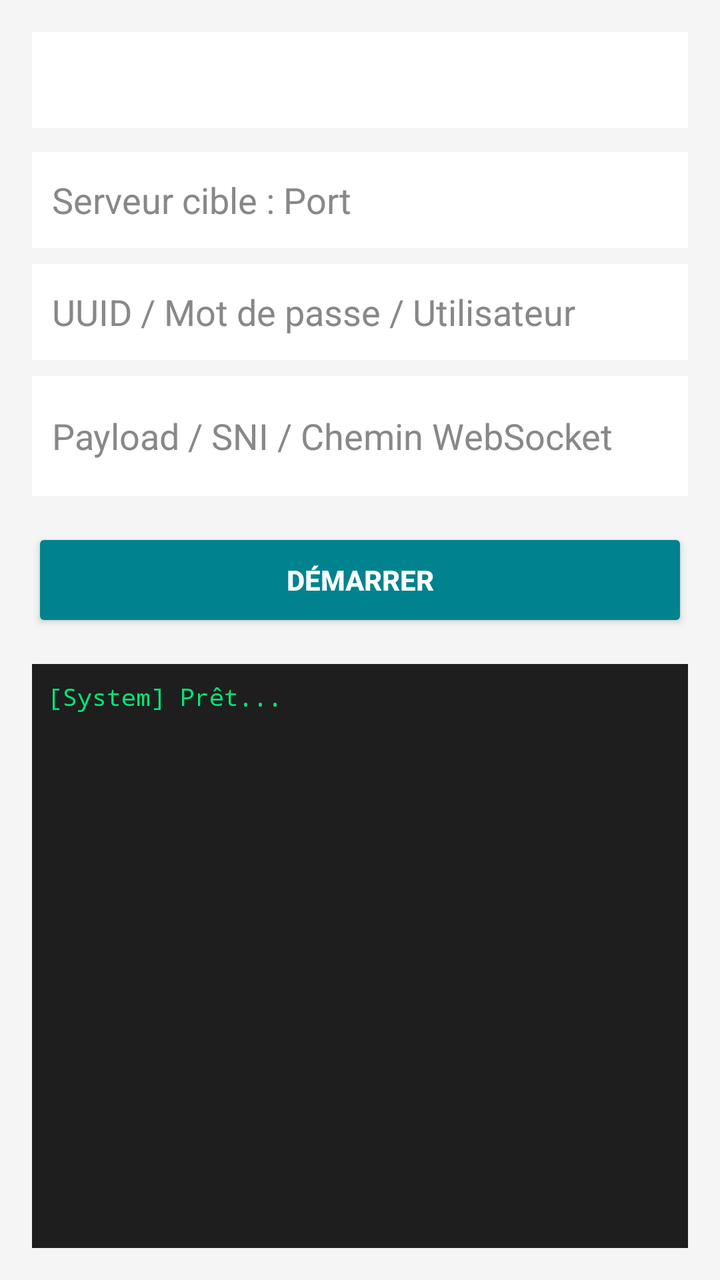
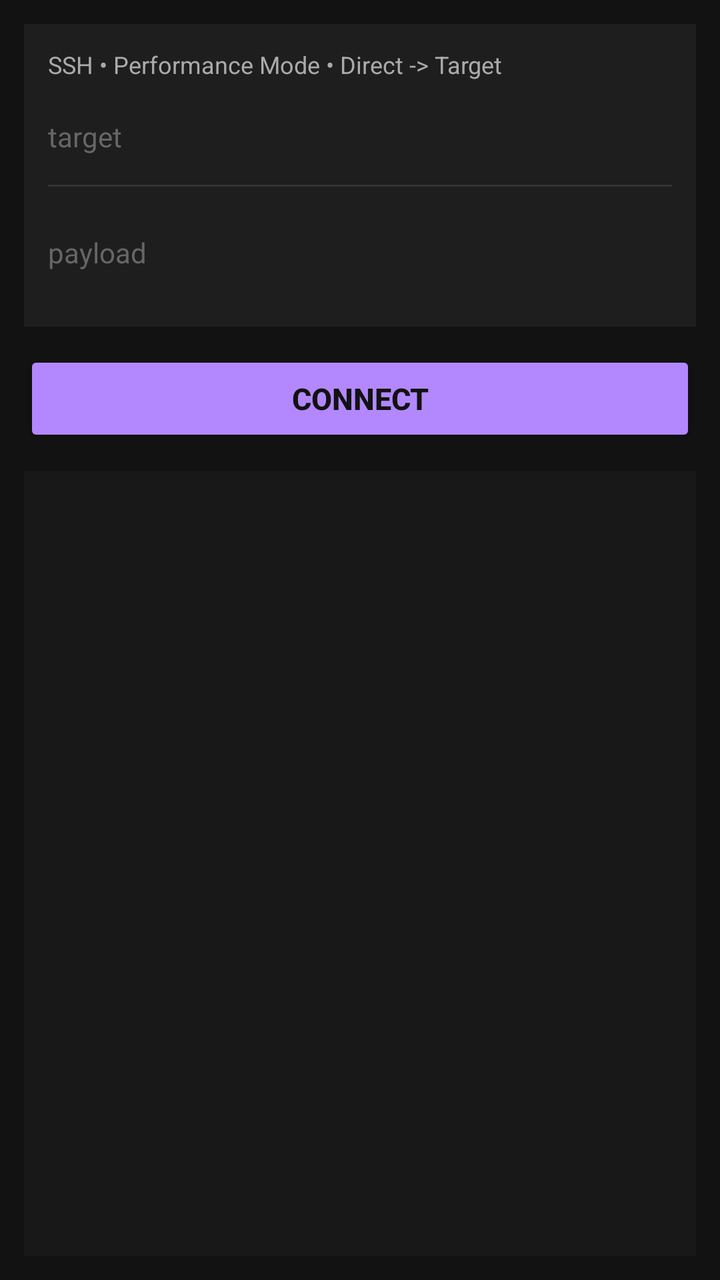

Before-and-after screenshots of an Android layout around one commit, followed by the original layout XML and the change that was made.
<!-- AndroidManifest.xml: application theme Theme.GsmBypassPro.Light -->
<!-- res/layout/activity_main.xml -->
<?xml version="1.0" encoding="utf-8"?>
<LinearLayout xmlns:android="http://schemas.android.com/apk/res/android"
    android:layout_width="match_parent"
    android:layout_height="match_parent"
    android:orientation="vertical"
    android:padding="16dp"
    android:background="#F5F5F5">

    <Spinner
        android:id="@+id/spinnerProtocol"
        android:layout_width="match_parent"
        android:layout_height="48dp"
        android:background="#FFFFFF"
        android:layout_marginBottom="12dp" />

    <EditText
        android:id="@+id/etTargetServer"
        android:layout_width="match_parent"
        android:layout_height="48dp"
        android:background="#FFFFFF"
        android:hint="Serveur cible : Port"
        android:padding="10dp"
        android:textColor="#000000"
        android:textColorHint="#888888"
        android:layout_marginBottom="8dp" />

    <EditText
        android:id="@+id/etUuid"
        android:layout_width="match_parent"
        android:layout_height="48dp"
        android:background="#FFFFFF"
        android:hint="UUID / Mot de passe / Utilisateur"
        android:padding="10dp"
        android:textColor="#000000"
        android:textColorHint="#888888"
        android:layout_marginBottom="8dp" />

    <EditText
        android:id="@+id/etPayload"
        android:layout_width="match_parent"
        android:layout_height="60dp"
        android:background="#FFFFFF"
        android:hint="Payload / SNI / Chemin WebSocket"
        android:padding="10dp"
        android:textColor="#000000"
        android:textColorHint="#888888"
        android:layout_marginBottom="16dp" />

    <Button
        android:id="@+id/btnConnect"
        android:layout_width="match_parent"
        android:layout_height="52dp"
        android:backgroundTint="#00838F"
        android:text="Démarrer"
        android:textColor="#FFFFFF"
        android:textStyle="bold"
        android:layout_marginBottom="16dp" />

    <ScrollView
        android:layout_width="match_parent"
        android:layout_height="match_parent"
        android:background="#1E1E1E"
        android:padding="8dp">
        <TextView
            android:id="@+id/tvLogs"
            android:layout_width="match_parent"
            android:layout_height="wrap_content"
            android:text="[System] Prêt...\n"
            android:textColor="#00E676"
            android:textSize="12sp"
            android:fontFamily="monospace" />
    </ScrollView>

</LinearLayout>
<!-- resources referenced by this layout -->
<resources>
  <style name="Theme.GsmBypassPro.Light" parent="Theme.AppCompat.Light.DarkActionBar">
          <item name="colorPrimary">#00838F</item>
          <item name="colorPrimaryDark">#005B60</item>
          <item name="colorAccent">#00E676</item>
          <item name="android:windowBackground">#F5F5F5</item>
      </style>
</resources>

<!-- the commit's change to res/layout/activity_main.xml (unified diff, before → after) -->
@@ -3,71 +3,83 @@
     android:layout_width="match_parent"
     android:layout_height="match_parent"
     android:orientation="vertical"
-    android:padding="16dp"
-    android:background="#F5F5F5">
+    android:background="#121212"
+    android:padding="12dp">
 
-    <Spinner
-        android:id="@+id/spinnerProtocol"
+    
+    <LinearLayout
         android:layout_width="match_parent"
-        android:layout_height="48dp"
-        android:background="#FFFFFF"
-        android:layout_marginBottom="12dp" />
+        android:layout_height="wrap_content"
+        android:background="#1E1E1E"
+        android:orientation="vertical"
+        android:padding="12dp"
+        android:layout_marginBottom="12dp">
 
-    <EditText
-        android:id="@+id/etTargetServer"
-        android:layout_width="match_parent"
-        android:layout_height="48dp"
-        android:background="#FFFFFF"
-        android:hint="Serveur cible : Port"
-        android:padding="10dp"
-        android:textColor="#000000"
-        android:textColorHint="#888888"
-        android:layout_marginBottom="8dp" />
+        
+        <TextView
+            android:id="@+id/tvProtocolStatus"
+            android:layout_width="match_parent"
+            android:layout_height="wrap_content"
+            android:text="SSH • Performance Mode • Direct -> Target"
+            android:textColor="#AAAAAA"
+            android:textSize="12sp"
+            android:layout_marginBottom="8dp" />
 
-    <EditText
-        android:id="@+id/etUuid"
-        android:layout_width="match_parent"
-        android:layout_height="48dp"
-        android:background="#FFFFFF"
-        android:hint="UUID / Mot de passe / Utilisateur"
-        android:padding="10dp"
-        android:textColor="#000000"
-        android:textColorHint="#888888"
-        android:layout_marginBottom="8dp" />
+        
+        <EditText
+            android:id="@+id/etTargetServer"
+            android:layout_width="match_parent"
+            android:layout_height="40dp"
+            android:background="@android:color/transparent"
+            android:hint="target"
+            android:textColor="#FFFFFF"
+            android:textColorHint="#666666"
+            android:textSize="14sp"
+            android:layout_marginBottom="4dp" />
 
-    <EditText
-        android:id="@+id/etPayload"
-        android:layout_width="match_parent"
-        android:layout_height="60dp"
-        android:background="#FFFFFF"
-        android:hint="Payload / SNI / Chemin WebSocket"
-        android:padding="10dp"
-        android:textColor="#000000"
-        android:textColorHint="#888888"
-        android:layout_marginBottom="16dp" />
+        <View
+            android:layout_width="match_parent"
+            android:layout_height="1dp"
+            android:background="#333333"
+            android:layout_marginBottom="8dp" />
 
+        
+        <EditText
+            android:id="@+id/etPayload"
+            android:layout_width="match_parent"
+            android:layout_height="50dp"
+            android:background="@android:color/transparent"
+            android:hint="payload"
+            android:textColor="#FFFFFF"
+            android:textColorHint="#666666"
+            android:textSize="14sp" />
+
+    </LinearLayout>
+
+    
     <Button
         android:id="@+id/btnConnect"
         android:layout_width="match_parent"
-        android:layout_height="52dp"
-        android:backgroundTint="#00838F"
-        android:text="Démarrer"
-        android:textColor="#FFFFFF"
+        android:layout_height="48dp"
+        android:backgroundTint="#B388FF"
+        android:text="CONNECT"
+        android:textColor="#121212"
         android:textStyle="bold"
-        android:layout_marginBottom="16dp" />
+        android:textSize="15sp"
+        android:layout_marginBottom="12dp" />
 
+    
     <ScrollView
         android:layout_width="match_parent"
         android:layout_height="match_parent"
-        android:background="#1E1E1E"
+        android:background="#181818"
         android:padding="8dp">
         <TextView
             android:id="@+id/tvLogs"
             android:layout_width="match_parent"
             android:layout_height="wrap_content"
-            android:text="[System] Prêt...\n"
-            android:textColor="#00E676"
-            android:textSize="12sp"
+            android:textColor="#CCCCCC"
+            android:textSize="11sp"
             android:fontFamily="monospace" />
     </ScrollView>
 
